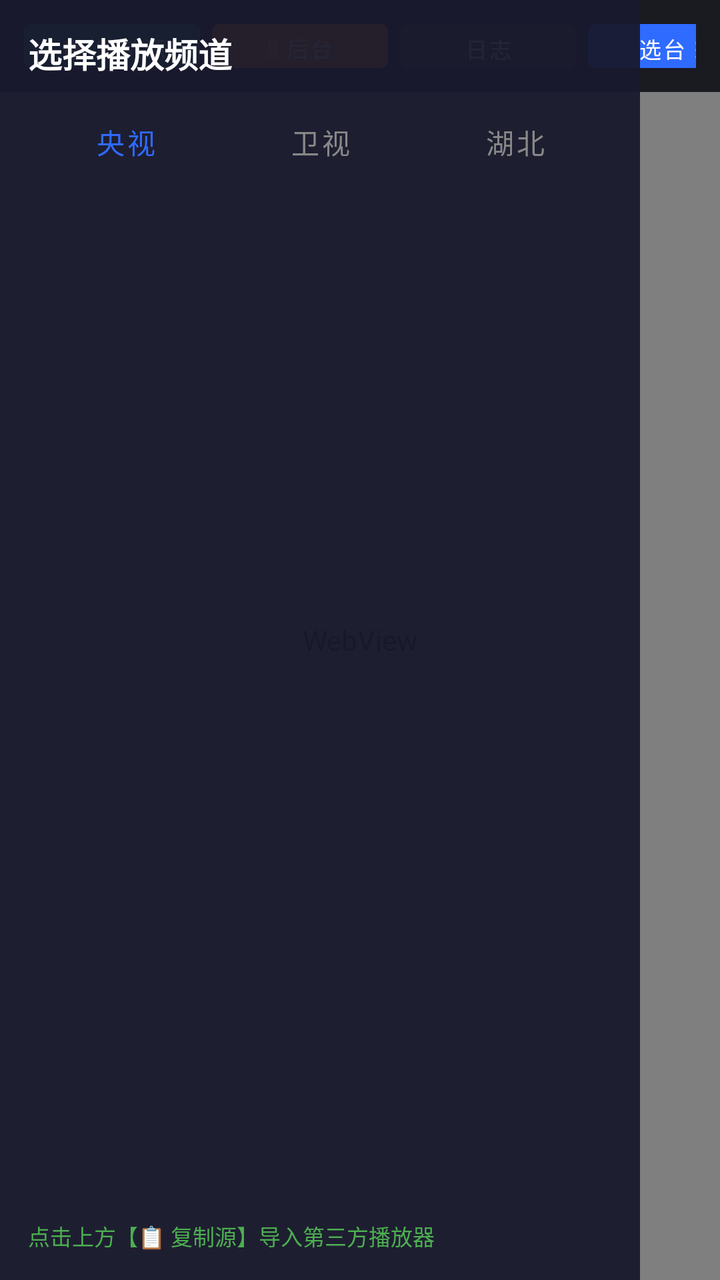
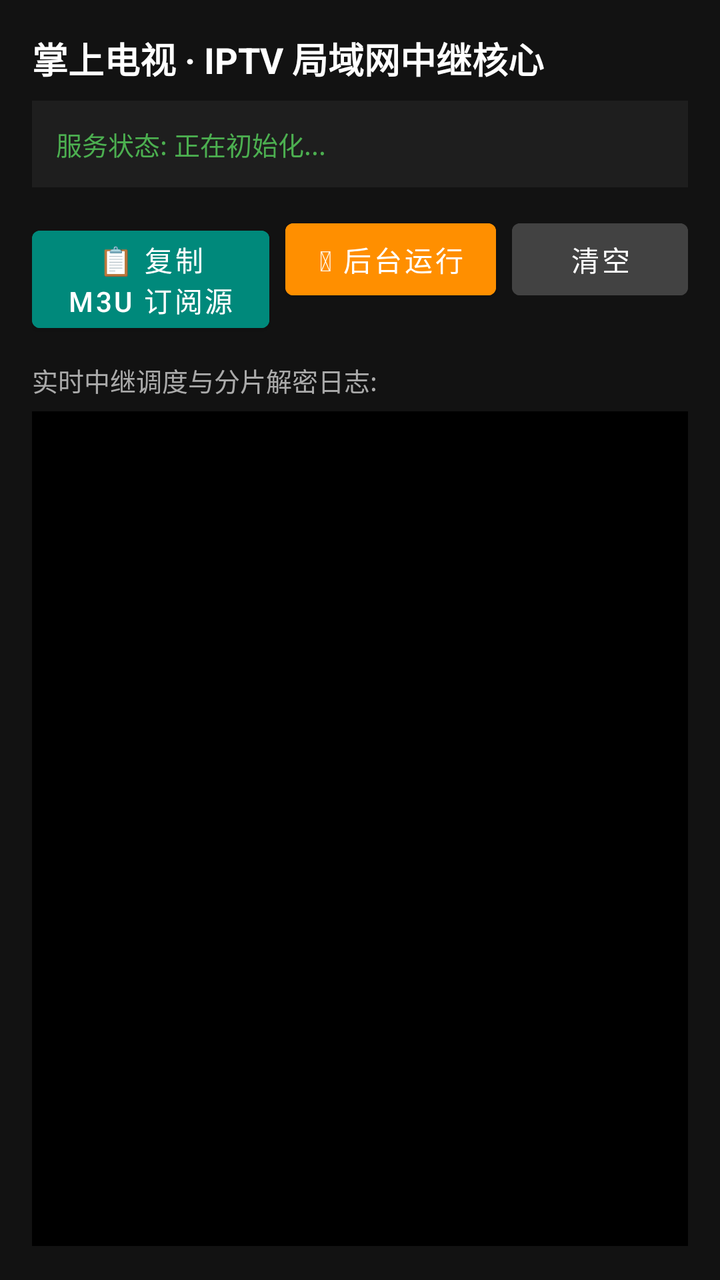

Screens rendered from an Android XML layout before and after an edit, with the pre-edit source and the edit as a unified diff.
<!-- AndroidManifest.xml: application theme Theme.MaterialComponents.Light.NoActionBar -->
<!-- res/layout/activity_main.xml -->
<?xml version="1.0" encoding="utf-8"?>
<FrameLayout xmlns:android="http://schemas.android.com/apk/res/android"
    android:layout_width="match_parent"
    android:layout_height="match_parent"
    android:fitsSystemWindows="true"
    android:background="#000000">

    
    <WebView
        android:id="@+id/playerWebView"
        android:layout_width="match_parent"
        android:layout_height="match_parent" />

    
    <LinearLayout
        android:id="@+id/topBar"
        android:layout_width="match_parent"
        android:layout_height="wrap_content"
        android:background="#E6101018"
        android:gravity="center_vertical"
        android:orientation="horizontal"
        android:paddingStart="12dp"
        android:paddingTop="6dp"
        android:paddingEnd="12dp"
        android:paddingBottom="6dp">

        <TextView
            android:id="@+id/tvCurrentPlaying"
            android:layout_width="0dp"
            android:layout_height="wrap_content"
            android:layout_weight="1"
            android:singleLine="true"
            android:text="掌上电视 · 就绪 (请选台)"
            android:textColor="#FFFFFF"
            android:textSize="14sp"
            android:textStyle="bold" />

        <Button
            android:id="@+id/btnCopyM3u"
            android:layout_width="wrap_content"
            android:layout_height="34dp"
            android:layout_marginEnd="6dp"
            android:backgroundTint="#00897B"
            android:focusable="true"
            android:text="📋 复制源"
            android:textColor="#FFFFFF"
            android:textSize="11sp" />

        <Button
            android:id="@+id/btnMinimize"
            android:layout_width="wrap_content"
            android:layout_height="34dp"
            android:layout_marginEnd="6dp"
            android:backgroundTint="#FF8F00"
            android:focusable="true"
            android:text="🗕 后台"
            android:textColor="#FFFFFF"
            android:textSize="11sp" />

        <Button
            android:id="@+id/btnToggleLogs"
            android:layout_width="wrap_content"
            android:layout_height="34dp"
            android:layout_marginEnd="6dp"
            android:backgroundTint="#424242"
            android:focusable="true"
            android:text="日志"
            android:textColor="#FFFFFF"
            android:textSize="11sp" />

        <Button
            android:id="@+id/btnToggleDrawer"
            android:layout_width="wrap_content"
            android:layout_height="34dp"
            android:backgroundTint="#2F6BFF"
            android:focusable="true"
            android:text="选台 ☰"
            android:textColor="#FFFFFF"
            android:textSize="11sp" />
    </LinearLayout>

    
    <LinearLayout
        android:id="@+id/logOverlay"
        android:layout_width="match_parent"
        android:layout_height="260dp"
        android:layout_gravity="bottom"
        android:background="#D9000000"
        android:orientation="vertical"
        android:padding="10dp"
        android:visibility="gone">

        <LinearLayout
            android:layout_width="match_parent"
            android:layout_height="wrap_content"
            android:orientation="horizontal">

            <TextView
                android:layout_width="0dp"
                android:layout_height="wrap_content"
                android:layout_weight="1"
                android:text="实时运行日志 (JS / Network):"
                android:textColor="#00E676"
                android:textSize="12sp"
                android:textStyle="bold" />

            <TextView
                android:id="@+id/btnClearLogs"
                android:layout_width="wrap_content"
                android:layout_height="wrap_content"
                android:clickable="true"
                android:focusable="true"
                android:padding="4dp"
                android:text="清空"
                android:textColor="#FF5252"
                android:textSize="12sp" />

            <TextView
                android:id="@+id/btnCloseLogs"
                android:layout_width="wrap_content"
                android:layout_height="wrap_content"
                android:layout_marginStart="12dp"
                android:clickable="true"
                android:focusable="true"
                android:padding="4dp"
                android:text="关闭 ✕"
                android:textColor="#FFFFFF"
                android:textSize="12sp" />
        </LinearLayout>

        <ScrollView
            android:id="@+id/logScrollView"
            android:layout_width="match_parent"
            android:layout_height="0dp"
            android:layout_marginTop="6dp"
            android:layout_weight="1">

            <TextView
                android:id="@+id/tvConsoleLogs"
                android:layout_width="match_parent"
                android:layout_height="wrap_content"
                android:fontFamily="monospace"
                android:text="日志监听已就绪..."
                android:textColor="#A7FFEB"
                android:textIsSelectable="true"
                android:textSize="11sp" />
        </ScrollView>
    </LinearLayout>

    
    <LinearLayout
        android:id="@+id/channelDrawer"
        android:layout_width="320dp"
        android:layout_height="match_parent"
        android:layout_gravity="start"
        android:background="#F21A1A2E"
        android:orientation="vertical"
        android:padding="14dp"
        android:visibility="visible">

        <TextView
            android:layout_width="wrap_content"
            android:layout_height="wrap_content"
            android:text="选择播放频道"
            android:textColor="#FFFFFF"
            android:textSize="17sp"
            android:textStyle="bold" />

        <LinearLayout
            android:layout_width="match_parent"
            android:layout_height="wrap_content"
            android:layout_marginTop="8dp"
            android:orientation="horizontal">

            <Button
                android:id="@+id/tabCctv"
                style="@style/Widget.MaterialComponents.Button.TextButton"
                android:layout_width="0dp"
                android:layout_height="wrap_content"
                android:layout_weight="1"
                android:text="央视"
                android:textColor="#2F6BFF" />

            <Button
                android:id="@+id/tabSatellite"
                style="@style/Widget.MaterialComponents.Button.TextButton"
                android:layout_width="0dp"
                android:layout_height="wrap_content"
                android:layout_weight="1"
                android:text="卫视"
                android:textColor="#888888" />

            <Button
                android:id="@+id/tabLocal"
                style="@style/Widget.MaterialComponents.Button.TextButton"
                android:layout_width="0dp"
                android:layout_height="wrap_content"
                android:layout_weight="1"
                android:text="湖北"
                android:textColor="#888888" />
        </LinearLayout>

        <androidx.recyclerview.widget.RecyclerView
            android:id="@+id/rvChannels"
            android:layout_width="match_parent"
            android:layout_height="0dp"
            android:layout_weight="1"
            android:paddingTop="8dp" />

        <TextView
            android:id="@+id/tvM3uTip"
            android:layout_width="match_parent"
            android:layout_height="wrap_content"
            android:layout_marginTop="8dp"
            android:text="点击上方【📋 复制源】导入第三方播放器"
            android:textColor="#4CAF50"
            android:textSize="11sp" />
    </LinearLayout>

    <LinearLayout
        android:id="@+id/hiddenWebContainer"
        android:layout_width="1dp"
        android:layout_height="1dp"
        android:orientation="vertical"
        android:visibility="invisible" />
</FrameLayout>
<!-- resources referenced by this layout -->
<resources>

</resources>

<!-- the commit's change to res/layout/activity_main.xml (unified diff, before → after) -->
@@ -1,226 +1,99 @@
 <?xml version="1.0" encoding="utf-8"?>
-<FrameLayout xmlns:android="http://schemas.android.com/apk/res/android"
+<LinearLayout xmlns:android="http://schemas.android.com/apk/res/android"
     android:layout_width="match_parent"
     android:layout_height="match_parent"
+    android:background="#121212"
     android:fitsSystemWindows="true"
-    android:background="#000000">
+    android:orientation="vertical"
+    android:padding="16dp">
 
-    
-    <WebView
-        android:id="@+id/playerWebView"
+    <TextView
+        android:layout_width="wrap_content"
+        android:layout_height="wrap_content"
+        android:text="掌上电视 · IPTV 局域网中继核心"
+        android:textColor="#FFFFFF"
+        android:textSize="18sp"
+        android:textStyle="bold" />
+
+    <TextView
+        android:id="@+id/tvServerStatus"
         android:layout_width="match_parent"
-        android:layout_height="match_parent" />
+        android:layout_height="wrap_content"
+        android:layout_marginTop="8dp"
+        android:background="#1E1E1E"
+        android:padding="12dp"
+        android:text="服务状态: 正在初始化..."
+        android:textColor="#4CAF50"
+        android:textSize="13sp" />
 
     
     <LinearLayout
-        android:id="@+id/topBar"
         android:layout_width="match_parent"
         android:layout_height="wrap_content"
-        android:background="#E6101018"
-        android:gravity="center_vertical"
-        android:orientation="horizontal"
-        android:paddingStart="12dp"
-        android:paddingTop="6dp"
-        android:paddingEnd="12dp"
-        android:paddingBottom="6dp">
+        android:layout_marginTop="12dp"
+        android:orientation="horizontal">
 
-        <TextView
-            android:id="@+id/tvCurrentPlaying"
+        <Button
+            android:id="@+id/btnCopyM3u"
             android:layout_width="0dp"
             android:layout_height="wrap_content"
             android:layout_weight="1"
-            android:singleLine="true"
-            android:text="掌上电视 · 就绪 (请选台)"
-            android:textColor="#FFFFFF"
-            android:textSize="14sp"
-            android:textStyle="bold" />
-
-        <Button
-            android:id="@+id/btnCopyM3u"
-            android:layout_width="wrap_content"
-            android:layout_height="34dp"
-            android:layout_marginEnd="6dp"
             android:backgroundTint="#00897B"
-            android:focusable="true"
-            android:text="📋 复制源"
-            android:textColor="#FFFFFF"
-            android:textSize="11sp" />
+            android:text="📋 复制 M3U 订阅源"
+            android:textColor="#FFFFFF" />
 
         <Button
             android:id="@+id/btnMinimize"
             android:layout_width="wrap_content"
-            android:layout_height="34dp"
-            android:layout_marginEnd="6dp"
+            android:layout_height="wrap_content"
+            android:layout_marginStart="8dp"
             android:backgroundTint="#FF8F00"
-            android:focusable="true"
-            android:text="🗕 后台"
-            android:textColor="#FFFFFF"
-            android:textSize="11sp" />
+            android:text="🗕 后台运行"
+            android:textColor="#FFFFFF" />
 
         <Button
-            android:id="@+id/btnToggleLogs"
+            android:id="@+id/btnClearLogs"
             android:layout_width="wrap_content"
-            android:layout_height="34dp"
-            android:layout_marginEnd="6dp"
+            android:layout_height="wrap_content"
+            android:layout_marginStart="8dp"
             android:backgroundTint="#424242"
-            android:focusable="true"
-            android:text="日志"
-            android:textColor="#FFFFFF"
-            android:textSize="11sp" />
-
-        <Button
-            android:id="@+id/btnToggleDrawer"
-            android:layout_width="wrap_content"
-            android:layout_height="34dp"
-            android:backgroundTint="#2F6BFF"
-            android:focusable="true"
-            android:text="选台 ☰"
-            android:textColor="#FFFFFF"
-            android:textSize="11sp" />
+            android:text="清空"
+            android:textColor="#FFFFFF" />
     </LinearLayout>
 
+    <TextView
+        android:layout_width="wrap_content"
+        android:layout_height="wrap_content"
+        android:layout_marginTop="14dp"
+        android:text="实时中继调度与分片解密日志:"
+        android:textColor="#AAAAAA"
+        android:textSize="13sp" />
+
     
-    <LinearLayout
-        android:id="@+id/logOverlay"
+    <ScrollView
+        android:id="@+id/logScrollView"
         android:layout_width="match_parent"
-        android:layout_height="260dp"
-        android:layout_gravity="bottom"
-        android:background="#D9000000"
-        android:orientation="vertical"
-        android:padding="10dp"
-        android:visibility="gone">
+        android:layout_height="0dp"
+        android:layout_marginTop="6dp"
+        android:layout_weight="1"
+        android:background="#000000"
+        android:padding="8dp">
 
-        <LinearLayout
+        <TextView
+            android:id="@+id/tvConsoleLogs"
             android:layout_width="match_parent"
             android:layout_height="wrap_content"
-            android:orientation="horizontal">
-
-            <TextView
-                android:layout_width="0dp"
-                android:layout_height="wrap_content"
-                android:layout_weight="1"
-                android:text="实时运行日志 (JS / Network):"
-                android:textColor="#00E676"
-                android:textSize="12sp"
-                android:textStyle="bold" />
-
-            <TextView
-                android:id="@+id/btnClearLogs"
-                android:layout_width="wrap_content"
-                android:layout_height="wrap_content"
-                android:clickable="true"
-                android:focusable="true"
-                android:padding="4dp"
-                android:text="清空"
-                android:textColor="#FF5252"
-                android:textSize="12sp" />
-
-            <TextView
-                android:id="@+id/btnCloseLogs"
-                android:layout_width="wrap_content"
-                android:layout_height="wrap_content"
-                android:layout_marginStart="12dp"
-                android:clickable="true"
-                android:focusable="true"
-                android:padding="4dp"
-                android:text="关闭 ✕"
-                android:textColor="#FFFFFF"
-                android:textSize="12sp" />
-        </LinearLayout>
-
-        <ScrollView
-            android:id="@+id/logScrollView"
-            android:layout_width="match_parent"
-            android:layout_height="0dp"
-            android:layout_marginTop="6dp"
-            android:layout_weight="1">
-
-            <TextView
-                android:id="@+id/tvConsoleLogs"
-                android:layout_width="match_parent"
-                android:layout_height="wrap_content"
-                android:fontFamily="monospace"
-                android:text="日志监听已就绪..."
-                android:textColor="#A7FFEB"
-                android:textIsSelectable="true"
-                android:textSize="11sp" />
-        </ScrollView>
-    </LinearLayout>
+            android:fontFamily="monospace"
+            android:textColor="#00FF66"
+            android:textIsSelectable="true"
+            android:textSize="11sp" />
+    </ScrollView>
 
     
-    <LinearLayout
-        android:id="@+id/channelDrawer"
-        android:layout_width="320dp"
-        android:layout_height="match_parent"
-        android:layout_gravity="start"
-        android:background="#F21A1A2E"
-        android:orientation="vertical"
-        android:padding="14dp"
-        android:visibility="visible">
-
-        <TextView
-            android:layout_width="wrap_content"
-            android:layout_height="wrap_content"
-            android:text="选择播放频道"
-            android:textColor="#FFFFFF"
-            android:textSize="17sp"
-            android:textStyle="bold" />
-
-        <LinearLayout
-            android:layout_width="match_parent"
-            android:layout_height="wrap_content"
-            android:layout_marginTop="8dp"
-            android:orientation="horizontal">
-
-            <Button
-                android:id="@+id/tabCctv"
-                style="@style/Widget.MaterialComponents.Button.TextButton"
-                android:layout_width="0dp"
-                android:layout_height="wrap_content"
-                android:layout_weight="1"
-                android:text="央视"
-                android:textColor="#2F6BFF" />
-
-            <Button
-                android:id="@+id/tabSatellite"
-                style="@style/Widget.MaterialComponents.Button.TextButton"
-                android:layout_width="0dp"
-                android:layout_height="wrap_content"
-                android:layout_weight="1"
-                android:text="卫视"
-                android:textColor="#888888" />
-
-            <Button
-                android:id="@+id/tabLocal"
-                style="@style/Widget.MaterialComponents.Button.TextButton"
-                android:layout_width="0dp"
-                android:layout_height="wrap_content"
-                android:layout_weight="1"
-                android:text="湖北"
-                android:textColor="#888888" />
-        </LinearLayout>
-
-        <androidx.recyclerview.widget.RecyclerView
-            android:id="@+id/rvChannels"
-            android:layout_width="match_parent"
-            android:layout_height="0dp"
-            android:layout_weight="1"
-            android:paddingTop="8dp" />
-
-        <TextView
-            android:id="@+id/tvM3uTip"
-            android:layout_width="match_parent"
-            android:layout_height="wrap_content"
-            android:layout_marginTop="8dp"
-            android:text="点击上方【📋 复制源】导入第三方播放器"
-            android:textColor="#4CAF50"
-            android:textSize="11sp" />
-    </LinearLayout>
-
     <LinearLayout
         android:id="@+id/hiddenWebContainer"
         android:layout_width="1dp"
         android:layout_height="1dp"
         android:orientation="vertical"
         android:visibility="invisible" />
-</FrameLayout>
+</LinearLayout>
